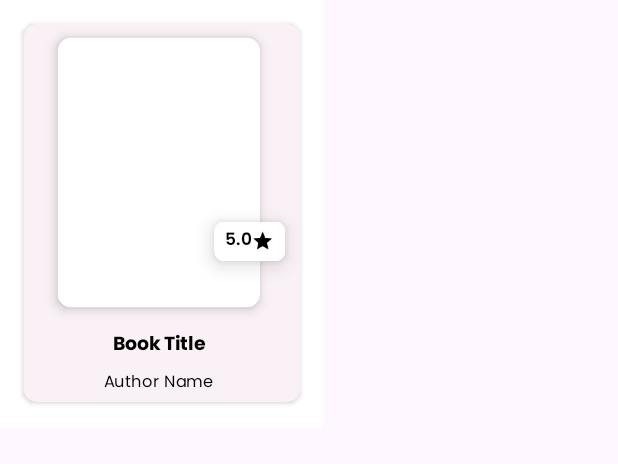
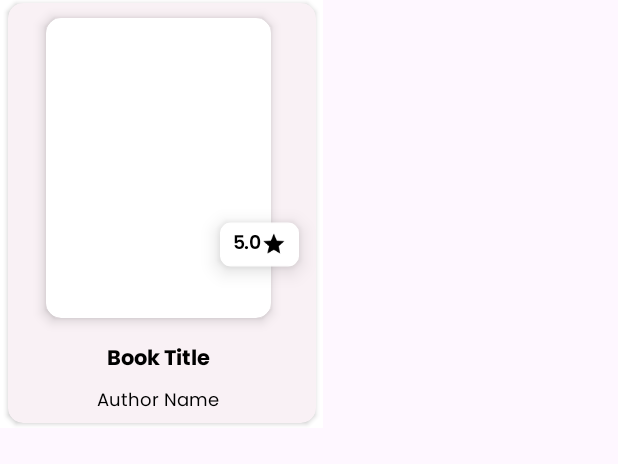
Before and after one commit to 8Martina8/bookish-android-app, an Android app: the layout book_item.xml on its own in the app's theme, with its tools: preview values and no code run, on a phone screen of 412 x 824 dp. Shown: the top 464 px of the screen. Run offline under Robolectric (Android 15) with nearby library versions, the phone set to English and light mode, and no system bars.

Commit message:
fixed merging error

```diff
--- a/app/src/main/res/layout/book_item.xml
+++ b/app/src/main/res/layout/book_item.xml
@@ -18,8 +18,6 @@
         app:layout_constraintEnd_toEndOf="parent"
         app:layout_constraintStart_toStartOf="parent"
         app:layout_constraintTop_toTopOf="parent"
-        android:scaleX="0.9"
-        android:scaleY="0.9"
         app:cardBackgroundColor="@color/book_item_bg">
 
         <TextView
```
